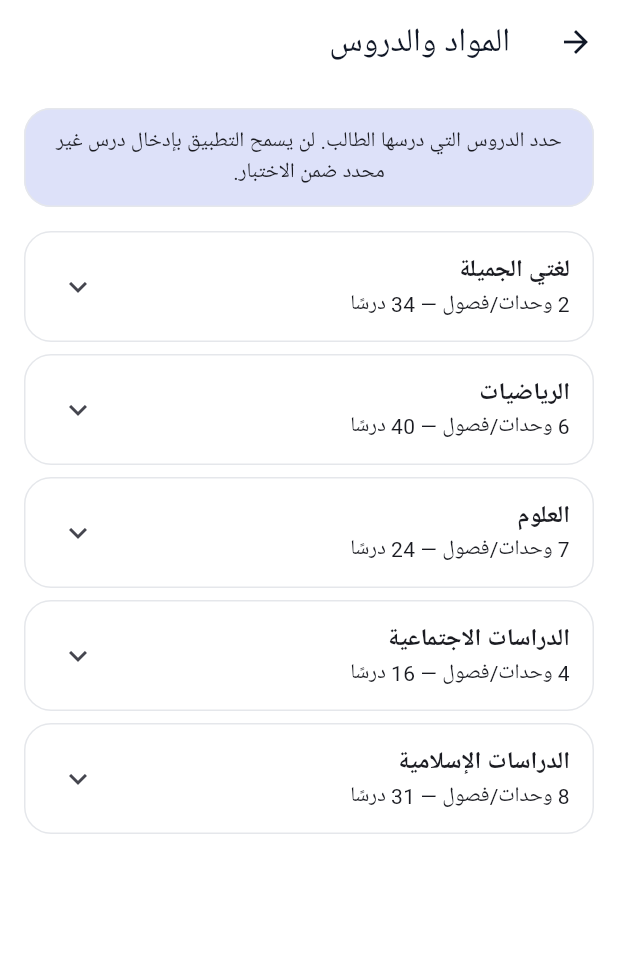
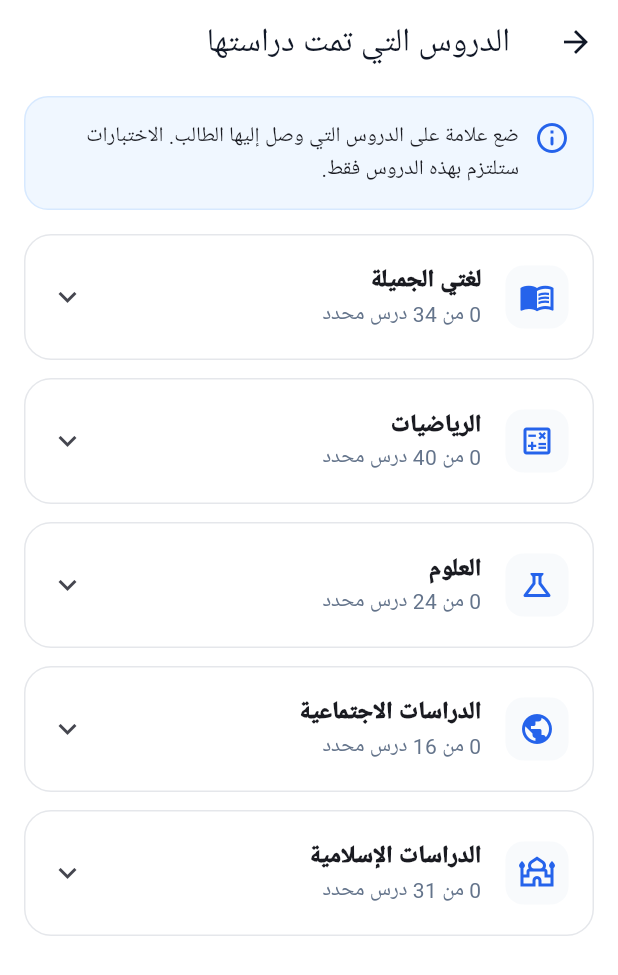
Before and after one commit to mksstoore-gif/ikhtibarat_rabe, a Flutter app: the screen it shows after launch, after a tap on "الدروس التي تمت دراستها", on a phone screen of 412 x 824 dp. Shown: the top 975 px of the screen. Run offline on Flutter 3.47's test engine with Material 3 defaults, Android fonts, the phone set to English and light mode, and no system bars; our stand-ins replace pdf, printing, sqflite; accounts and stored records are empty.

Commit message:
Simplify studied lessons screen

```diff
--- a/lib/screens/subjects_screen.dart
+++ b/lib/screens/subjects_screen.dart
@@ -11,46 +11,111 @@ class SubjectsScreen extends StatefulWidget{
 class _SubjectsState extends State<SubjectsScreen>{
   Set<String> studied=<String>{};
   bool loading=true;
-  @override void initState(){super.initState();_load();}
+
+  @override
+  void initState(){
+    super.initState();
+    _load();
+  }
+
   Future<void> _load() async {
     final ids=await AppDatabase.instance.loadStudiedLessonIds();
     if(!mounted)return;
-    setState((){studied=ids;loading=false;});
+    setState((){
+      studied=ids;
+      loading=false;
+    });
   }
+
   Future<void> _set(String id,bool value) async {
-    setState(()=>value?studied.add(id):studied.remove(id));
+    setState((){
+      if(value){
+        studied.add(id);
+      }else{
+        studied.remove(id);
+      }
+    });
     await AppDatabase.instance.setLessonStudied(id,value);
   }
-  @override Widget build(BuildContext context)=>Scaffold(
-    appBar:AppBar(title:const Text('المواد والدروس')),
-    body:loading?const Center(child:CircularProgressIndicator()):ListView(
-      padding:const EdgeInsets.all(12),
+
+  @override
+  Widget build(BuildContext context){
+    final active=widget.repository.subjects.where((s)=>widget.repository.questionCountForSubject(s.id)>0).toList();
+    return Scaffold(
+      appBar:AppBar(title:const Text('الدروس التي تمت دراستها')),
+      body:loading
+        ?const Center(child:CircularProgressIndicator())
+        :ListView(
+          padding:const EdgeInsets.fromLTRB(16,8,16,24),
           children:[
-        Card(color:Theme.of(context).colorScheme.secondaryContainer,child:const Padding(
-          padding:EdgeInsets.all(12),
-          child:Text('حدد الدروس التي درسها الطالب. لن يسمح التطبيق بإدخال درس غير محدد ضمن الاختبار.',textAlign:TextAlign.center),
-        )),
-        const SizedBox(height:8),
-        ...widget.repository.subjects.map((s)=>Card(
+            Container(
+              padding:const EdgeInsets.all(15),
+              decoration:BoxDecoration(
+                color:const Color(0xFFF0F7FF),
+                borderRadius:BorderRadius.circular(16),
+                border:Border.all(color:const Color(0xFFD7E9FF)),
+              ),
+              child:const Row(
+                crossAxisAlignment:CrossAxisAlignment.start,
+                children:[
+                  Icon(Icons.info_outline_rounded,color:Color(0xFF2563EB)),
+                  SizedBox(width:10),
+                  Expanded(child:Text('ضع علامة على الدروس التي وصل إليها الطالب. الاختبارات ستلتزم بهذه الدروس فقط.',style:TextStyle(height:1.5))),
+                ],
+              ),
+            ),
+            const SizedBox(height:16),
+            ...active.map((s){
+              final subjectLessons=widget.repository.lessonsFor(s.id);
+              final selectedCount=subjectLessons.where((l)=>studied.contains(l.id)).length;
+              return Container(
+                margin:const EdgeInsets.only(bottom:12),
+                decoration:BoxDecoration(
+                  color:Colors.white,
+                  borderRadius:BorderRadius.circular(18),
+                  border:Border.all(color:const Color(0xFFE5E7EB)),
+                ),
                 child:ExpansionTile(
-            title:Text(s.name,style:const TextStyle(fontWeight:FontWeight.bold)),
-            subtitle:Text('${widget.repository.unitsFor(s.id).length} وحدات/فصول — ${widget.repository.lessonsFor(s.id).length} درسًا'),
-            children:widget.repository.unitsFor(s.id).map((u)=>ExpansionTile(
-              title:Text(u.name),
-              children:widget.repository.lessonsForUnit(u.id).map((l){
+                  tilePadding:const EdgeInsets.symmetric(horizontal:16,vertical:4),
+                  leading:Container(
+                    width:42,height:42,
+                    decoration:BoxDecoration(color:const Color(0xFFF8FAFC),borderRadius:BorderRadius.circular(12)),
+                    child:Icon(_iconFor(s.id),color:const Color(0xFF2563EB)),
+                  ),
+                  title:Text(s.name,style:const TextStyle(fontWeight:FontWeight.w900)),
+                  subtitle:Text('$selectedCount من ${subjectLessons.length} درس محدد',style:const TextStyle(color:Color(0xFF64748B))),
+                  children:widget.repository.unitsFor(s.id).map((u){
+                    final lessons=widget.repository.lessonsForUnit(u.id);
+                    return ExpansionTile(
+                      tilePadding:const EdgeInsets.symmetric(horizontal:18),
+                      title:Text(u.name,style:const TextStyle(fontWeight:FontWeight.w700,fontSize:15)),
+                      children:lessons.map((l){
                         final q=widget.repository.questionCountForLesson(l.id);
                         return CheckboxListTile(
+                          controlAffinity:ListTileControlAffinity.leading,
+                          contentPadding:const EdgeInsets.symmetric(horizontal:16),
                           value:studied.contains(l.id),
-                  onChanged:(v)=>_set(l.id,v??false),
+                          onChanged:q==0?null:(v)=>_set(l.id,v??false),
                           title:Text(l.name),
-                  subtitle:Text(q>0?'عنوان موثق — بنك أسئلة متاح ($q)':'عنوان موثق — بنك الأسئلة قيد الإعداد'),
-                  secondary:Icon(q>0?Icons.verified_outlined:Icons.menu_book_outlined),
+                          subtitle:Text(q>0?'$q سؤال تدريبي متاح':'بنك الأسئلة غير متاح',style:const TextStyle(fontSize:12,color:Color(0xFF64748B))),
                         );
                       }).toList(),
-            )).toList(),
+                    );
+                  }).toList(),
                 ),
-        )),
+              );
+            }),
           ],
         ),
     );
   }
+
+  IconData _iconFor(String id)=>switch(id){
+    'math'=>Icons.calculate_outlined,
+    'arabic'=>Icons.menu_book_outlined,
+    'science'=>Icons.science_outlined,
+    'social'=>Icons.public_outlined,
+    'islamic'=>Icons.mosque_outlined,
+    _=>Icons.school_outlined,
+  };
+}
```
Lines whose indentation alone changed are shown as unchanged.
